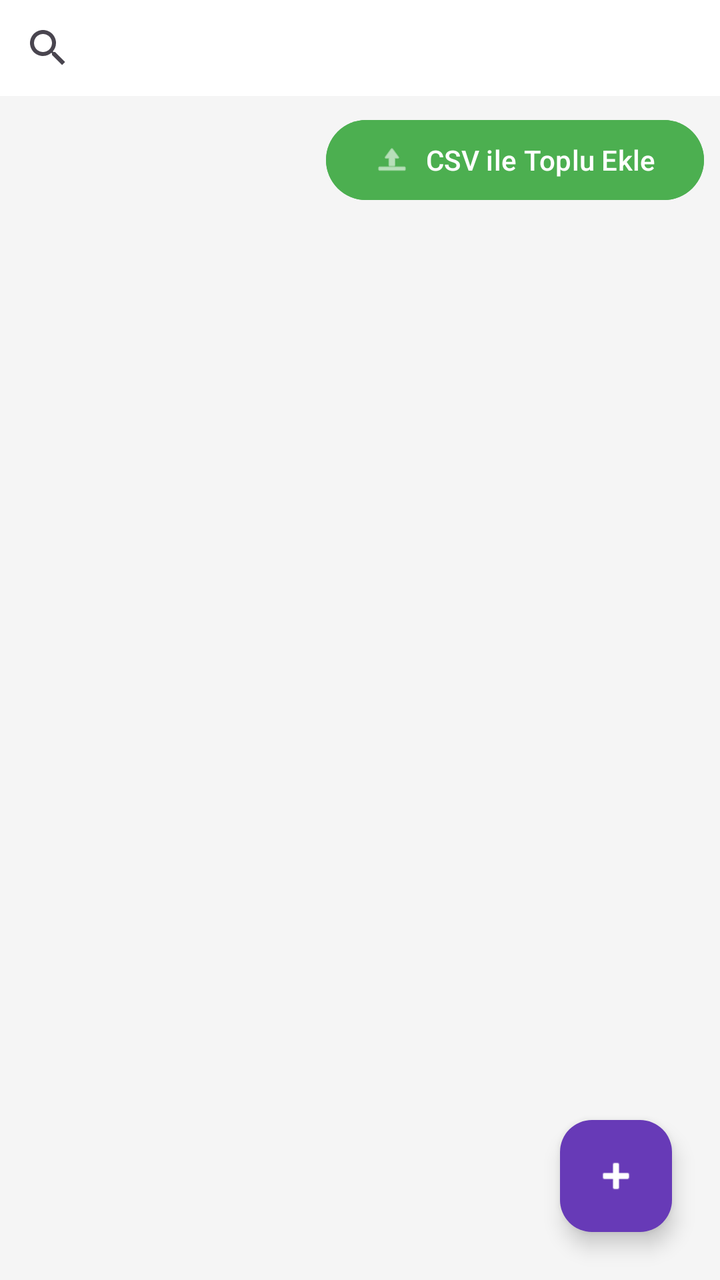
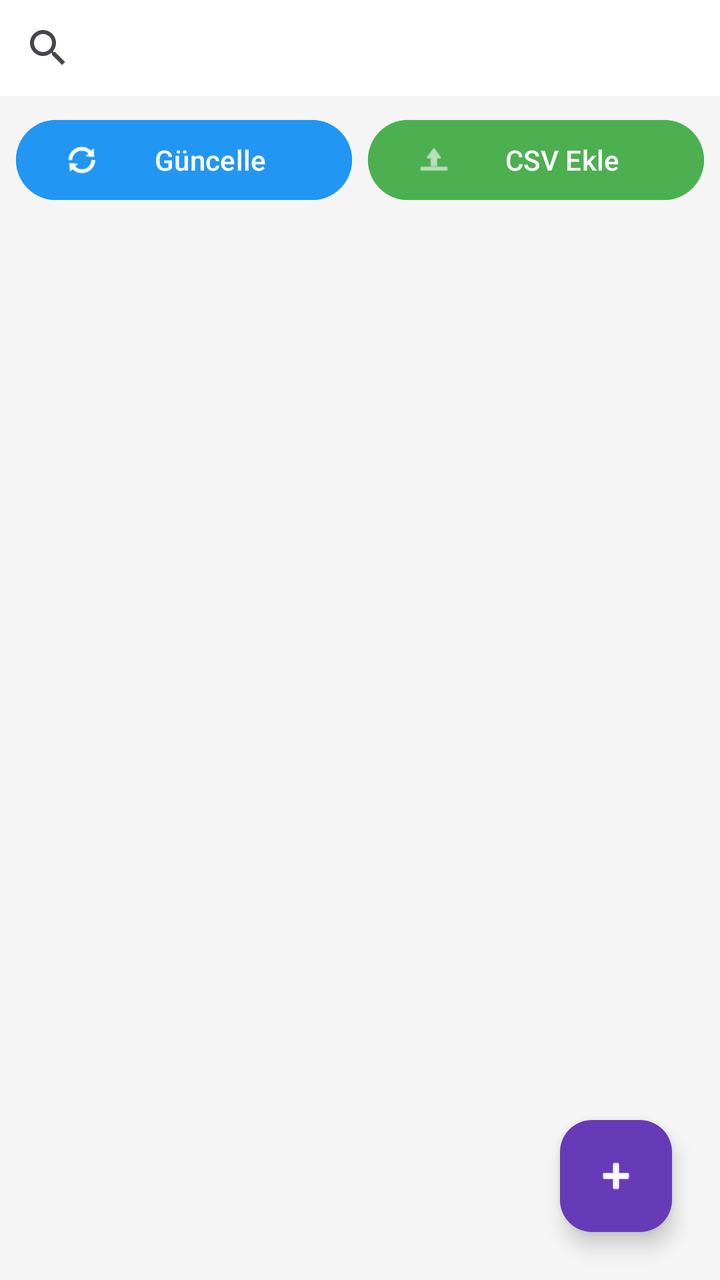

The first picture is an Android layout as it rendered before a commit; the second is the same layout after the commit. The layout source and the unified diff follow.
<!-- AndroidManifest.xml: application theme Theme.Mobiliyum -->
<!-- res/layout/fragment_admin_product_list.xml -->
<?xml version="1.0" encoding="utf-8"?>
<androidx.constraintlayout.widget.ConstraintLayout xmlns:android="http://schemas.android.com/apk/res/android"
    xmlns:app="http://schemas.android.com/apk/res-auto"
    android:layout_width="match_parent"
    android:layout_height="match_parent"
    android:background="#F5F5F5">

    <androidx.appcompat.widget.SearchView
        android:id="@+id/searchViewAdminProduct"
        android:layout_width="match_parent"
        android:layout_height="wrap_content"
        android:background="#FFFFFF"
        app:queryHint="Ürün ara..."
        app:layout_constraintTop_toTopOf="parent"/>

    <com.google.android.material.button.MaterialButton
        android:id="@+id/btnUploadCsv"
        android:layout_width="wrap_content"
        android:layout_height="wrap_content"
        android:text="CSV ile Toplu Ekle"
        android:backgroundTint="#4CAF50"
        app:icon="@android:drawable/ic_menu_upload"
        android:layout_marginTop="8dp"
        android:layout_marginEnd="8dp"
        app:layout_constraintTop_toBottomOf="@id/searchViewAdminProduct"
        app:layout_constraintEnd_toEndOf="parent"/>

    <androidx.recyclerview.widget.RecyclerView
        android:id="@+id/rvAdminProductList"
        android:layout_width="match_parent"
        android:layout_height="0dp"
        android:layout_marginTop="8dp"
        app:layout_constraintTop_toBottomOf="@id/btnUploadCsv"
        app:layout_constraintBottom_toBottomOf="parent"/>

    <com.google.android.material.floatingactionbutton.FloatingActionButton
        android:id="@+id/fabAddProduct"
        android:layout_width="wrap_content"
        android:layout_height="wrap_content"
        android:src="@android:drawable/ic_input_add"
        app:backgroundTint="#673AB7"
        app:tint="#FFFFFF"
        android:layout_margin="24dp"
        app:layout_constraintBottom_toBottomOf="parent"
        app:layout_constraintEnd_toEndOf="parent"/>

</androidx.constraintlayout.widget.ConstraintLayout>
<!-- resources referenced by this layout -->
<resources>
  <style name="Theme.Mobiliyum" parent="Base.Theme.Mobiliyum" />
  <style name="Base.Theme.Mobiliyum" parent="Theme.Material3.DayNight.NoActionBar">
          
          
      </style>
</resources>

<!-- the commit's change to res/layout/fragment_admin_product_list.xml (unified diff, before → after) -->
@@ -13,24 +13,41 @@
         app:queryHint="Ürün ara..."
         app:layout_constraintTop_toTopOf="parent"/>
 
-    <com.google.android.material.button.MaterialButton
-        android:id="@+id/btnUploadCsv"
-        android:layout_width="wrap_content"
+    <LinearLayout
+        android:id="@+id/layoutButtons"
+        android:layout_width="match_parent"
         android:layout_height="wrap_content"
-        android:text="CSV ile Toplu Ekle"
-        android:backgroundTint="#4CAF50"
-        app:icon="@android:drawable/ic_menu_upload"
-        android:layout_marginTop="8dp"
-        android:layout_marginEnd="8dp"
+        android:orientation="horizontal"
         app:layout_constraintTop_toBottomOf="@id/searchViewAdminProduct"
-        app:layout_constraintEnd_toEndOf="parent"/>
+        android:layout_margin="8dp">
+
+        <com.google.android.material.button.MaterialButton
+            android:id="@+id/btnRefreshDb"
+            android:layout_width="0dp"
+            android:layout_weight="1"
+            android:layout_height="wrap_content"
+            android:text="Güncelle"
+            android:backgroundTint="#2196F3"
+            app:icon="@android:drawable/ic_popup_sync"
+            android:layout_marginEnd="4dp"/>
+
+        <com.google.android.material.button.MaterialButton
+            android:id="@+id/btnUploadCsv"
+            android:layout_width="0dp"
+            android:layout_weight="1"
+            android:layout_height="wrap_content"
+            android:text="CSV Ekle"
+            android:backgroundTint="#4CAF50"
+            app:icon="@android:drawable/ic_menu_upload"
+            android:layout_marginStart="4dp"/>
+    </LinearLayout>
 
     <androidx.recyclerview.widget.RecyclerView
         android:id="@+id/rvAdminProductList"
         android:layout_width="match_parent"
         android:layout_height="0dp"
         android:layout_marginTop="8dp"
-        app:layout_constraintTop_toBottomOf="@id/btnUploadCsv"
+        app:layout_constraintTop_toBottomOf="@id/layoutButtons"
         app:layout_constraintBottom_toBottomOf="parent"/>
 
     <com.google.android.material.floatingactionbutton.FloatingActionButton
